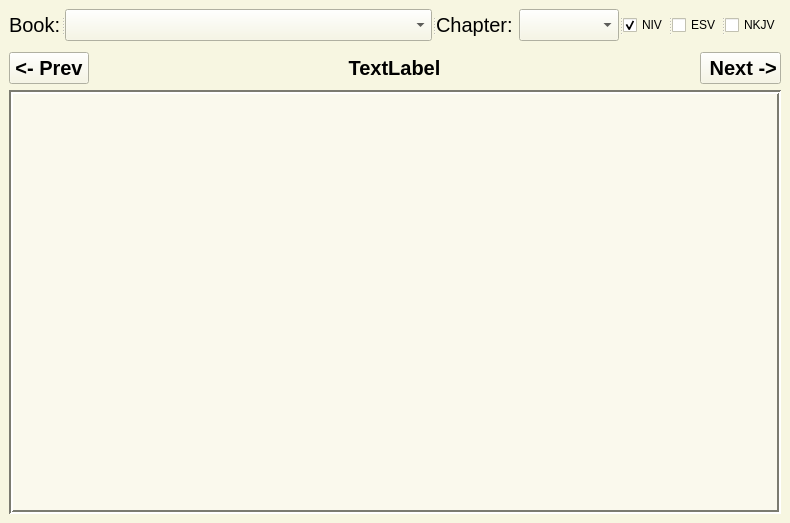
RobertWestbrook/Terminal-Bible, file Terminal Bible.ui: the form before one commit.
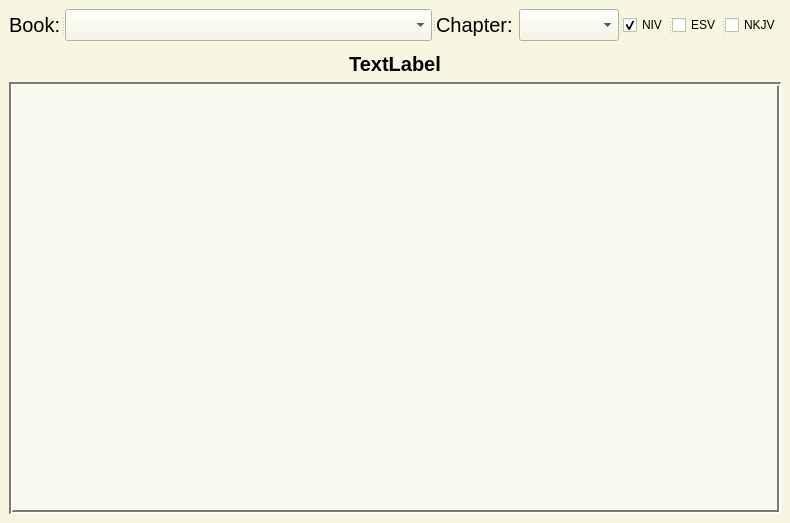
The form after the commit.

Diff of the .ui file:
```diff
--- a/Terminal Bible.ui
+++ b/Terminal Bible.ui
@@ -512,24 +512,10 @@
         <enum>QLayout::SetNoConstraint</enum>
        </property>
        <item row="3" column="0">
-        <layout class="QHBoxLayout" name="horizontalLayout" stretch="0,1,0">
+        <layout class="QHBoxLayout" name="horizontalLayout" stretch="1">
          <property name="topMargin">
           <number>5</number>
          </property>
-         <item>
-          <widget class="QPushButton" name="previous">
-           <property name="font">
-            <font>
-             <pointsize>15</pointsize>
-             <weight>75</weight>
-             <bold>true</bold>
-            </font>
-           </property>
-           <property name="text">
-            <string>&lt;- Prev</string>
-           </property>
-          </widget>
-         </item>
          <item>
           <widget class="QLabel" name="address">
            <property name="font">
@@ -575,20 +561,6 @@
            </property>
           </widget>
          </item>
-         <item>
-          <widget class="QPushButton" name="next">
-           <property name="font">
-            <font>
-             <pointsize>15</pointsize>
-             <weight>75</weight>
-             <bold>true</bold>
-            </font>
-           </property>
-           <property name="text">
-            <string> Next -&gt;</string>
-           </property>
-          </widget>
-         </item>
         </layout>
        </item>
        <item row="0" column="0">
```
